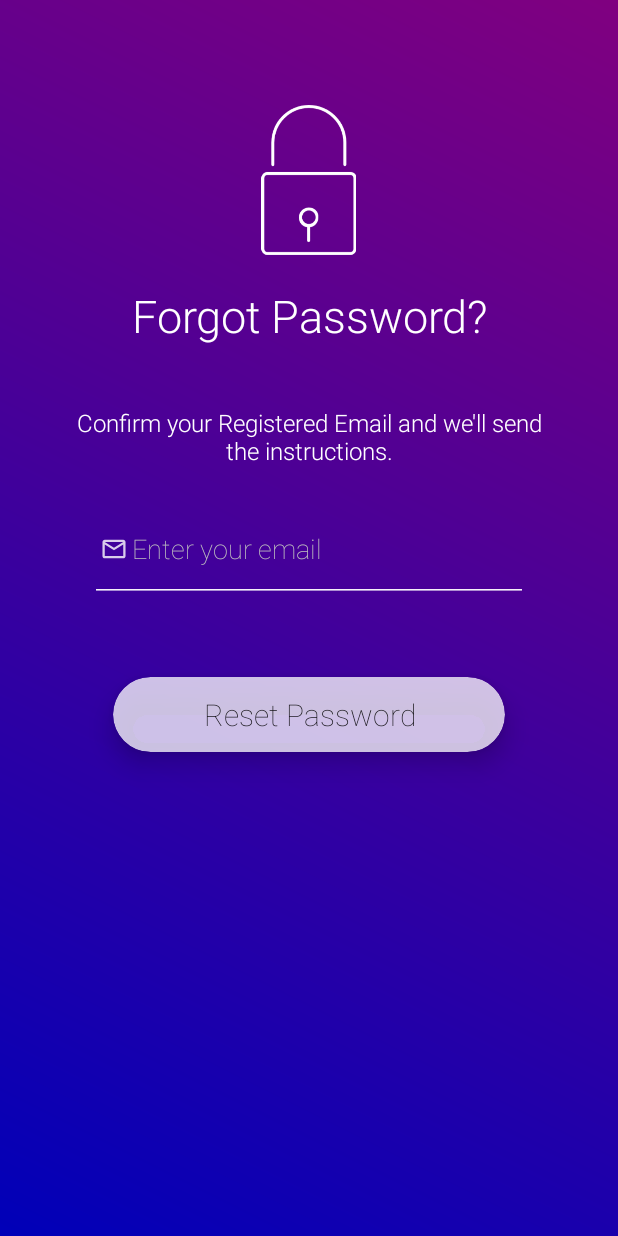
After one commit to Alexandru2909/TILN, an Android app: the ForgetPasswordActivity screen opened through its navigation route, on a phone screen of 412 x 824 dp. The commit adds this screen. Run offline under Robolectric (Android 15) with nearby library versions, the phone set to English and light mode, and no system bars.

Commit message:
[ui-forget-password] forget password page design

```diff
--- a/bookinside/app/build.gradle
+++ b/bookinside/app/build.gradle
@@ -33,6 +33,7 @@ dependencies {
     implementation 'androidx.constraintlayout:constraintlayout:1.1.3'
     implementation 'androidx.navigation:navigation-fragment:2.0.0'
     implementation 'androidx.navigation:navigation-ui:2.0.0'
+    implementation 'androidx.legacy:legacy-support-v4:1.0.0'
     testImplementation 'junit:junit:4.12'
     androidTestImplementation 'androidx.test.ext:junit:1.1.1'
     androidTestImplementation 'com.android.support.test:runner:1.0.2'
--- /dev/null
+++ b/bookinside/app/src/main/java/com/example/bookinside/ForgetPasswordActivity.java
@@ -0,0 +1,36 @@
+package com.example.bookinside;
+
+import android.os.Bundle;
+
+import androidx.annotation.NonNull;
+import androidx.fragment.app.Fragment;
+import androidx.navigation.fragment.NavHostFragment;
+
+import android.view.LayoutInflater;
+import android.view.View;
+import android.view.ViewGroup;
+
+
+public class ForgetPasswordActivity extends Fragment {
+
+    @Override
+    public View onCreateView(
+            LayoutInflater inflater, ViewGroup container,
+            Bundle savedInstanceState
+    ) {
+        // Inflate the layout for this fragment
+        return inflater.inflate(R.layout.forget_password_layout, container, false);
+    }
+    public void onViewCreated(@NonNull View view, Bundle savedInstanceState) {
+        super.onViewCreated(view, savedInstanceState);
+        view.findViewById(R.id.tv_reset_password_button).setOnClickListener(new View.OnClickListener() {
+            @Override
+            public void onClick(View view) {
+                NavHostFragment.findNavController(ForgetPasswordActivity.this)
+                        .navigate(R.id.action_forgetPasswordActivity_to_LoginActivity);
+            }
+        });
+
+    }
+
+}
--- a/bookinside/app/src/main/java/com/example/bookinside/LoginActivity.java
+++ b/bookinside/app/src/main/java/com/example/bookinside/LoginActivity.java
@@ -30,14 +30,14 @@ public class LoginActivity extends Fragment {
 //                            .navigate(R.id.action_FirstFragment_to_SecondFragment);
 //                }
 //            });
-//
-//        view.findViewById(R.id.tv_forget_pass_button).setOnClickListener(new View.OnClickListener() {
-//            @Override
-//            public void onClick(View view) {
-//                NavHostFragment.findNavController(LoginActivity.this)
-//                        .navigate(R.id.action_FirstFragment_to_SecondFragment);
-//            }
-//        });
+
+        view.findViewById(R.id.tv_forget_pass_button).setOnClickListener(new View.OnClickListener() {
+            @Override
+            public void onClick(View view) {
+                NavHostFragment.findNavController(LoginActivity.this)
+                        .navigate(R.id.action_LoginActivity_to_forgetPasswordActivity);
+            }
+        });
 
         view.findViewById(R.id.tv_register_here_button).setOnClickListener(new View.OnClickListener() {
             @Override
--- a/bookinside/app/src/main/java/com/example/bookinside/MainActivity.java
+++ b/bookinside/app/src/main/java/com/example/bookinside/MainActivity.java
@@ -11,8 +11,6 @@ import androidx.appcompat.widget.Toolbar;
 import android.view.View;
 import android.view.Menu;
 import android.view.MenuItem;
-
-
 
 public class MainActivity extends AppCompatActivity {
 
--- /dev/null
+++ b/bookinside/app/src/main/res/drawable-anydpi/ic_action_email_forget_pass.xml
@@ -0,0 +1,14 @@
+<vector xmlns:android="http://schemas.android.com/apk/res/android"
+    android:width="24dp"
+    android:height="24dp"
+    android:viewportWidth="31.2"
+    android:viewportHeight="31.2"
+    android:tint="#FFFFFF"
+    android:alpha="0.8">
+  <group android:translateX="3.6"
+      android:translateY="3.6">
+      <path
+          android:fillColor="#FF000000"
+          android:pathData="M20,4L4,4c-1.1,0 -1.99,0.9 -1.99,2L2,18c0,1.1 0.9,2 2,2h16c1.1,0 2,-0.9 2,-2L22,6c0,-1.1 -0.9,-2 -2,-2zM20,18L4,18L4,8l8,5 8,-5v10zM12,11L4,6h16l-8,5z"/>
+  </group>
+</vector>
--- /dev/null
+++ b/bookinside/app/src/main/res/layout/forget_password_layout.xml
@@ -0,0 +1,113 @@
+<?xml version="1.0" encoding="utf-8"?>
+
+<RelativeLayout xmlns:android="http://schemas.android.com/apk/res/android"
+    xmlns:app="http://schemas.android.com/apk/res-auto"
+    xmlns:tools="http://schemas.android.com/tools"
+    android:layout_width="match_parent"
+    android:layout_height="match_parent"
+    android:background="@drawable/register_gradient"
+
+    android:textAlignment="center"
+    tools:context=".ForgetPasswordActivity">
+
+    <ImageView
+        android:id="@+id/iv_lock_pass"
+        android:layout_width="212dp"
+        android:layout_height="100dp"
+        android:layout_alignParentStart="true"
+        android:layout_alignParentTop="true"
+        android:layout_alignParentEnd="true"
+        android:layout_marginStart="70dp"
+        android:layout_marginTop="70dp"
+        android:layout_marginEnd="70dp"
+        android:contentDescription="@string/iv_lock_pass"
+        android:src="@drawable/lockpass" />
+
+    <TextView
+        android:id="@+id/tv_forget_pass"
+        android:layout_width="wrap_content"
+        android:layout_height="wrap_content"
+        android:layout_below="@+id/iv_lock_pass"
+        android:layout_alignParentStart="true"
+        android:layout_alignParentEnd="true"
+        android:layout_marginStart="60dp"
+        android:layout_marginTop="20dp"
+        android:layout_marginEnd="60dp"
+        android:fontFamily="sans-serif-light"
+        android:gravity="center"
+        android:text="@string/tv_forget_pass"
+        android:textColor="#FFFFFF"
+        android:textSize="30sp" />
+
+    <TextView
+        android:id="@+id/tv_subheader_forget_pass"
+        android:layout_width="wrap_content"
+        android:layout_height="wrap_content"
+        android:layout_below="@+id/tv_forget_pass"
+        android:layout_alignParentStart="true"
+        android:layout_alignParentEnd="true"
+        android:layout_marginStart="50dp"
+        android:layout_marginTop="40dp"
+        android:layout_marginEnd="50dp"
+        android:fontFamily="sans-serif-light"
+        android:gravity="center"
+        android:text="@string/tv_subheader_forget_pass"
+        android:textColor="#FFFFFF"
+        android:textSize="16sp" />
+
+    <EditText
+        android:id="@+id/et_email_forget_pass"
+        android:layout_width="wrap_content"
+        android:layout_height="70dp"
+        android:layout_below="@+id/tv_subheader_forget_pass"
+        android:layout_alignParentStart="true"
+        android:layout_alignParentEnd="true"
+        android:layout_marginStart="60dp"
+        android:layout_marginTop="20dp"
+        android:layout_marginEnd="60dp"
+        android:cursorVisible="true"
+        android:drawableStart="@drawable/ic_action_email_forget_pass"
+        android:ems="10"
+        android:fontFamily="sans-serif-thin"
+        android:hint="@string/et_email_forget_pass"
+        android:autofillHints="email"
+        android:inputType="textEmailAddress"
+        android:textColor="@color/white"
+        android:textColorHint="@color/silver"
+        android:textCursorDrawable="@drawable/cursor_color"
+        android:textSize="18sp"
+        app:backgroundTint="@color/white"
+        />
+
+    <androidx.cardview.widget.CardView
+        android:id="@+id/card_reset_password"
+        android:layout_width="300dp"
+        android:layout_height="50dp"
+        android:layout_below="@+id/et_email_forget_pass"
+        android:layout_alignParentStart="true"
+        android:layout_alignParentEnd="true"
+        android:layout_marginStart="75dp"
+        android:layout_marginTop="50dp"
+        android:layout_marginEnd="75dp"
+        app:cardBackgroundColor="#C1FFFFFF"
+        app:cardCornerRadius="25dp"
+        app:cardElevation="10dp">
+
+        <RelativeLayout
+            android:layout_width="match_parent"
+            android:layout_height="match_parent">
+
+            <TextView
+                android:id="@+id/tv_reset_password_button"
+                android:layout_width="match_parent"
+                android:layout_height="wrap_content"
+                android:layout_centerInParent="true"
+                android:fontFamily="sans-serif-thin"
+                android:gravity="center"
+                android:text="@string/reset_pass_button"
+                android:textColor="@color/black"
+                android:textSize="20sp" />
+        </RelativeLayout>
+    </androidx.cardview.widget.CardView>
+
+</RelativeLayout>
--- a/bookinside/app/src/main/res/navigation/nav_graph.xml
+++ b/bookinside/app/src/main/res/navigation/nav_graph.xml
@@ -14,6 +14,9 @@
         <action
             android:id="@+id/action_Login_to_Register"
             app:destination="@id/RegisterActivity" />
+        <action
+            android:id="@+id/action_LoginActivity_to_forgetPasswordActivity"
+            app:destination="@id/forgetPasswordActivity" />
     </fragment>
 
     <fragment
@@ -26,4 +29,14 @@
             android:id="@+id/action_Register_to_Login"
             app:destination="@id/LoginActivity" />
     </fragment>
+
+    <fragment
+        android:id="@+id/forgetPasswordActivity"
+        android:name="com.example.bookinside.ForgetPasswordActivity"
+        android:label="forget_password_layout"
+        tools:layout="@layout/forget_password_layout" >
+        <action
+            android:id="@+id/action_forgetPasswordActivity_to_LoginActivity"
+            app:destination="@id/LoginActivity" />
+    </fragment>
 </navigation>
--- a/bookinside/app/src/main/res/values/strings.xml
+++ b/bookinside/app/src/main/res/values/strings.xml
@@ -9,7 +9,6 @@
 
     <string name="hello_first_fragment">Hello first fragment</string>
     <string name="hello_second_fragment">Hello second fragment. Arg: %1$s</string>
-
 
     <string name="register_here_button">Register here.</string>
     <string name="forget_pass_button">Forget Password</string>
@@ -27,5 +26,13 @@
     <string name="have_account_button">Log in</string>
     <string name="toggle_show_password">SHOW</string>
 
+    <string name="hello_blank_fragment">forget pass</string>
+    <string name="iv_lock_pass">lock</string>
+    <string name="tv_forget_pass">Forgot Password?</string>
+    <string name="tv_subheader_forget_pass">"Confirm your Registered Email and we'll send the instructions."</string>
+    <string name="et_email_forget_pass">"Enter your email"</string>
+    <string name="reset_pass_button">"Reset Password"</string>
+
+
 
 </resources>
```
Also changed, not shown: bookinside/app/src/main/res/drawable-hdpi/ic_action_email_forget_pass.png (added), bookinside/app/src/main/res/drawable-mdpi/ic_action_email_forget_pass.png (added), bookinside/app/src/main/res/drawable-xhdpi/ic_action_email_forget_pass.png (added), bookinside/app/src/main/res/drawable-xxhdpi/ic_action_email_forget_pass.png (added), bookinside/app/src/main/res/drawable/lockpass.png (added).
